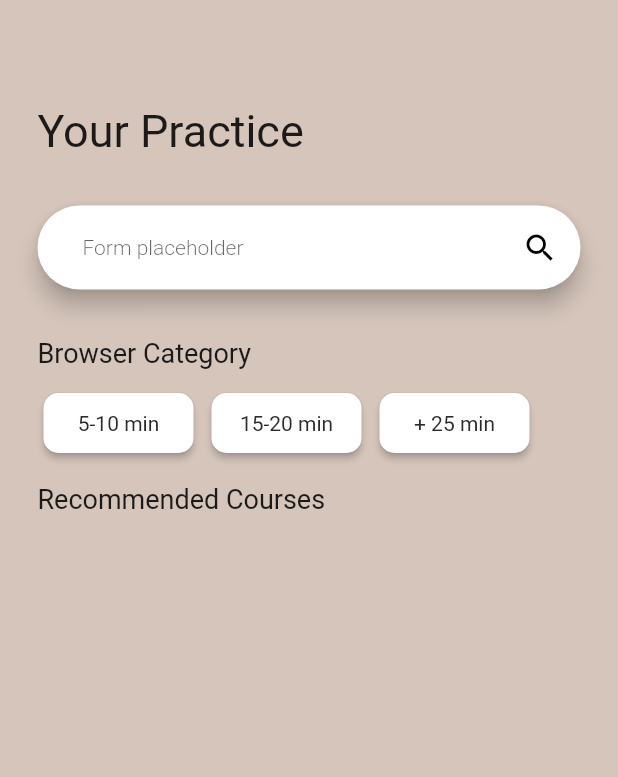
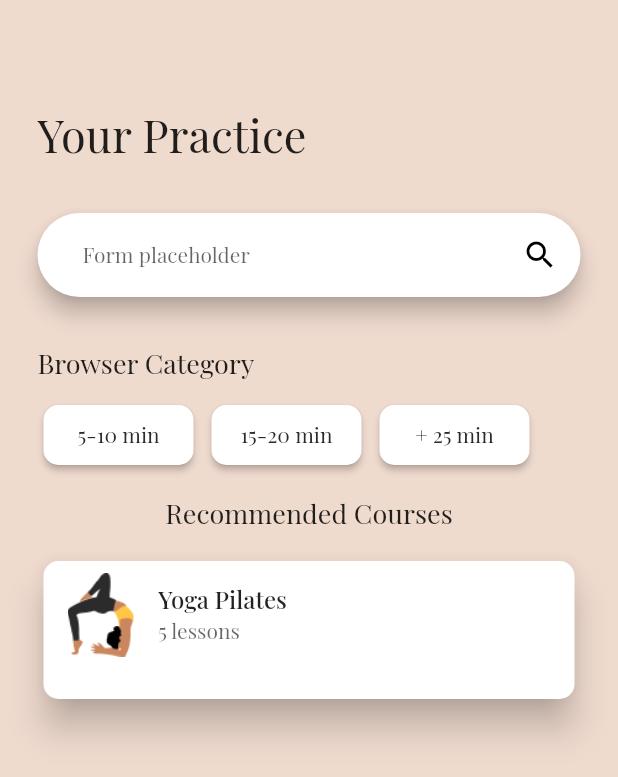
Before and after one commit to eminowam/yoga_app_flutter, a Flutter app: the screen it shows after launch, on a phone screen of 412 x 824 dp. Shown: the top 777 px of the screen. Run offline on Flutter 3.47's test engine with Material 2 defaults, Android fonts, the light colour scheme and no system bars.

Commit message:
Add card and fontFamily

```diff
--- a/lib/app/app.dart
+++ b/lib/app/app.dart
@@ -12,7 +12,7 @@ class App extends StatelessWidget {
       debugShowCheckedModeBanner: false,
       theme: ThemeData(
           brightness: Brightness.light,
-          fontFamily: "Playfair",
+          fontFamily: 'Playfair',
           backgroundColor: AppColor.mainScreenColor),
       home: HomePage(),
     );
--- a/lib/color/color.dart
+++ b/lib/color/color.dart
@@ -1,7 +1,7 @@
 import 'dart:ui';
 
 class AppColor{
-  static Color mainScreenColor = Color(0xffd5c5bb);
+  static Color mainScreenColor = Color(0xffEFDACE);
   static Color mainTextColor = Color(0xff2B2B2B);
   static Color categoriesButtonColor=Color(0xffA7A666);
 
--- a/lib/widget/main/card.dart
+++ b/lib/widget/main/card.dart
@@ -15,8 +15,35 @@ class YogaCards extends StatelessWidget {
           SizedBox(
             height: 16,
           ),
-        ],
+    Container(
+      width: 400,
+      height: 100,
+      child: Card(
+        clipBehavior: Clip.antiAliasWithSaveLayer,
+        shape: RoundedRectangleBorder(
+          borderRadius: BorderRadius.circular(10.0),
+        ),
+        elevation: 10,
+        child: Column(
+      children: [
+      ListTile(
+      leading: Image(image: AssetImage('assets/yoga.png'),),
+      title: const Text('Yoga Pilates',
+      style: TextStyle(fontSize: 16,
+      fontWeight: FontWeight.w500),),
+      subtitle: Text(
+      '5 lessons',
+      style: TextStyle(fontSize: 14,
+        fontWeight: FontWeight.w400,
+        color: Colors.black.withOpacity(0.6),),
       ),
+      ),
+          ],
+        ),
+      ),
+    ),
+      ]
+    ),
     );
   }
 }
```
Also changed, not shown: pubspec.yaml (+6 -6 lines), assets/yoga.png (added).
